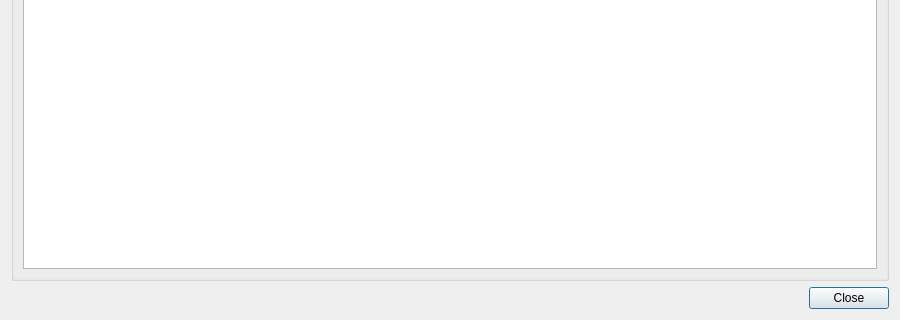
Old version of the form DrillGIFActionSequenceEditor/Source/ActionSeqModule/stateNodePart/RelationTable/W_StateNodeRelationTable.ui in the repository DrillUp/DrillGIFActionSequenceEditor; both pictures show x 0 to 900 and y 380 to 700 of the 900 by 700 pixel window.
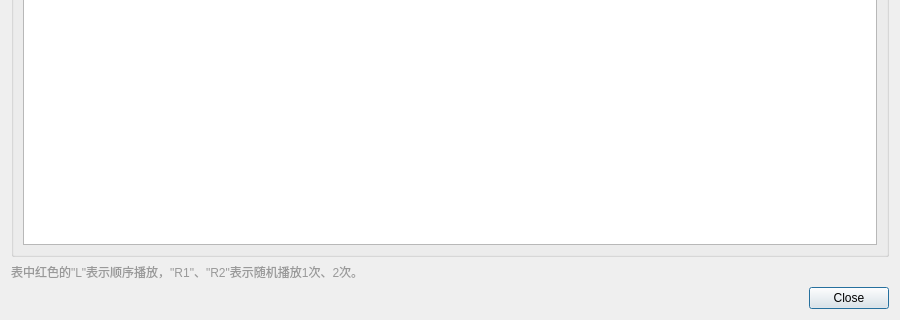
New version of the form.

Commit message: 完善了节点细节。

Diff of the .ui file:
```diff
--- a/DrillGIFActionSequenceEditor/Source/ActionSeqModule/stateNodePart/RelationTable/W_StateNodeRelationTable.ui
+++ b/DrillGIFActionSequenceEditor/Source/ActionSeqModule/stateNodePart/RelationTable/W_StateNodeRelationTable.ui
@@ -22,6 +22,11 @@
      <layout class="QVBoxLayout" name="verticalLayout_2">
       <item>
        <widget class="QTableWidget" name="tableWidget">
+        <property name="styleSheet">
+         <string notr="true">QTableView::item:selected {
+	background: #d9d9d9;
+}</string>
+        </property>
         <property name="editTriggers">
          <set>QAbstractItemView::NoEditTriggers</set>
         </property>
@@ -33,6 +38,19 @@
      </layout>
     </widget>
    </item>
+   <item>
+    <widget class="QLabel" name="label">
+     <property name="styleSheet">
+      <string notr="true">color:#999999;</string>
+     </property>
+     <property name="text">
+      <string>表中红色的&quot;L&quot;表示顺序播放，&quot;R1&quot;、&quot;R2&quot;表示随机播放1次、2次。</string>
+     </property>
+     <property name="wordWrap">
+      <bool>true</bool>
+     </property>
+    </widget>
+   </item>
    <item>
     <widget class="QDialogButtonBox" name="buttonBox">
      <property name="orientation">
```
Left out of the diff: 2 changed lines with no effect on the pictures. The commit also changes 1 other file.
